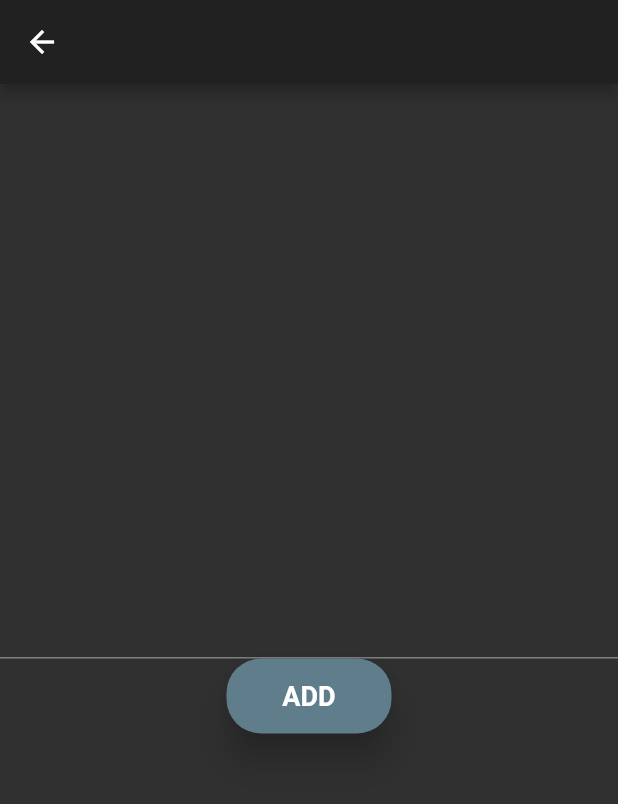
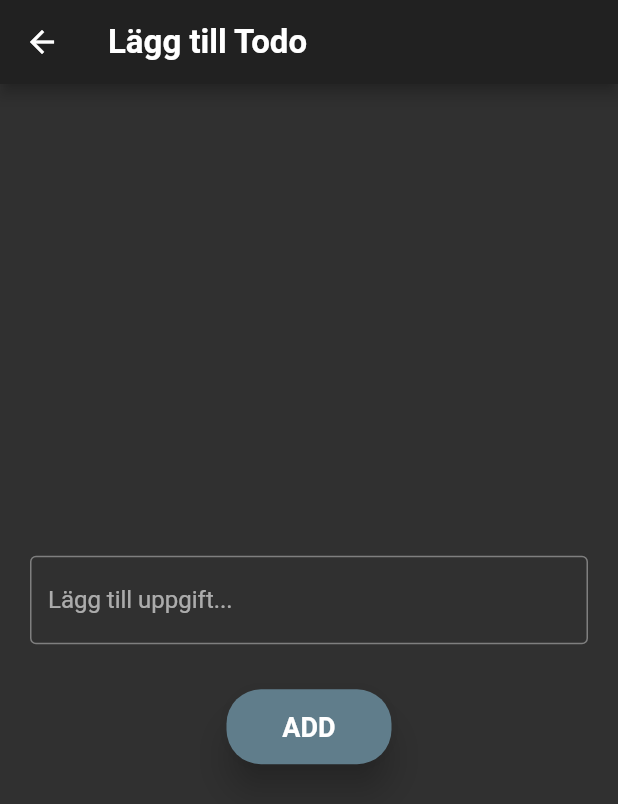
Before and after one commit to hahajens/todo-app-flutter, a Flutter app: the screen it shows after launch, after a tap on the "add" icon, on a phone screen of 412 x 824 dp. Shown: the top 804 px of the screen. Run offline on Flutter 3.47's test engine with Material 2 defaults, Android fonts, the phone set to English and light mode, and no system bars.

Commit message:
Minor fixes with UI

```diff
--- a/lib/screens/AddTodoView.dart
+++ b/lib/screens/AddTodoView.dart
@@ -7,13 +7,29 @@ class AddTodoView extends StatelessWidget {
 
   Widget build(BuildContext context) {
     return Scaffold(
-      appBar: AppBar(),
-      body: Column(
+      appBar: AppBar(
+        title: Text(
+          "Lägg till Todo",
+          style: TextStyle(fontSize: 22, fontWeight: FontWeight.bold),
+        ),
+      ),
+      body: Padding(
+        padding: const EdgeInsets.symmetric(horizontal: 20.0),
+        child: Column(
           mainAxisAlignment: MainAxisAlignment.center,
           children: [
             Center(
-            child: TextField(controller: descriptionController),
+              child: TextField(
+                controller: descriptionController,
+                textCapitalization: TextCapitalization.sentences,
+                keyboardType: TextInputType.text,
+                decoration: InputDecoration(
+                  hintText: 'Lägg till uppgift...',
+                  border: OutlineInputBorder(),
                 ),
+              ),
+            ),
+            SizedBox(height: 30),
             Container(
               height: 50,
               width: 110,
@@ -21,7 +37,8 @@ class AddTodoView extends StatelessWidget {
                 elevation: 10,
                 color: Colors.blueGrey,
                 child: Text('ADD',
-                  style: TextStyle(fontSize: 18, fontWeight: FontWeight.bold)),
+                    style:
+                        TextStyle(fontSize: 18, fontWeight: FontWeight.bold)),
                 shape: RoundedRectangleBorder(
                   borderRadius: BorderRadius.circular(23),
                 ),
@@ -36,6 +53,7 @@ class AddTodoView extends StatelessWidget {
             ),
           ],
         ),
+      ),
     );
   }
 }
--- a/lib/screens/TodoListView.dart
+++ b/lib/screens/TodoListView.dart
@@ -9,10 +9,18 @@ class TodoListView extends StatelessWidget {
   Widget build(BuildContext context) {
     return Scaffold(
       appBar: AppBar(
-        title: Text("Att göra"),
+        title: Text(
+          "Att göra",
+          style: TextStyle(fontSize: 22, fontWeight: FontWeight.bold),
+        ),
         actions: [
-          PopupMenuButton(
-            icon: Icon(Icons.tune),
+          Padding(
+            padding: const EdgeInsets.only(right: 10.0),
+            child: PopupMenuButton(
+              icon: Icon(
+                Icons.tune,
+                size: 30,
+              ),
               onSelected: (value) {
                 Provider.of<MyState>(context, listen: false).setFilterBy(value);
               },
@@ -21,6 +29,7 @@ class TodoListView extends StatelessWidget {
                 PopupMenuItem(child: Text('Done'), value: 'Done'),
                 PopupMenuItem(child: Text('Not done'), value: 'Not done'),
               ],
+            ),
           ),
         ],
       ),
--- a/lib/tasks.txt
+++ b/lib/tasks.txt
@@ -1,10 +1,10 @@
- - Fixa så att tillbakaknapp från andravyn inte skapar null-error.
+ - Fixa så att tillbakaknapp från andravyn inte skapar null-error.***
 
  - Fixa UI på TextFields i andra vyn:
     hinttext,
     border,
     padding,
 
-- Fixa funktionalitet i checkbox.
+- Fixa funktionalitet i checkbox.****
 
-- Byt filterikon
+- Byt filterikon****
```
Lines whose indentation alone changed are shown as unchanged.
